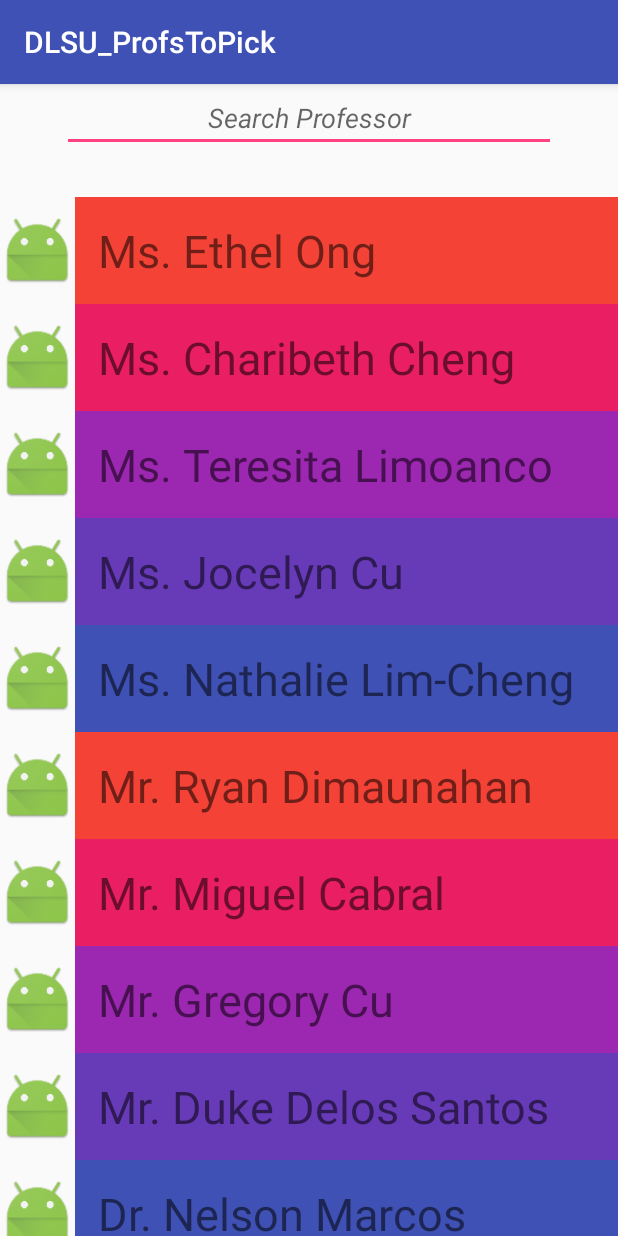
After one commit to harveylallave/MOBAPDE, an Android app: the HomePage screen opened directly, with no data from a screen before it, on a phone screen of 412 x 824 dp. The commit adds this screen. Run offline under Robolectric (Android 15) with nearby library versions, the phone set to English and light mode, and no system bars.

Commit message:
RecyclerView + homepage
next time ko na ayusin repo, daming unnecessary shits haha, antok na ko sobra lol

```diff
--- a/app/build.gradle
+++ b/app/build.gradle
@@ -20,11 +20,12 @@ android {
 }
 
 dependencies {
-    compile fileTree(dir: 'libs', include: ['*.jar'])
+    compile fileTree(include: ['*.jar'], dir: 'libs')
     androidTestCompile('com.android.support.test.espresso:espresso-core:2.2.2', {
         exclude group: 'com.android.support', module: 'support-annotations'
     })
     compile 'com.android.support:appcompat-v7:26.+'
     compile 'com.android.support.constraint:constraint-layout:1.0.2'
     testCompile 'junit:junit:4.12'
+    compile 'com.jakewharton.rxbinding2:rxbinding-recyclerview-v7:2.0.0'
 }
--- a/app/src/main/AndroidManifest.xml
+++ b/app/src/main/AndroidManifest.xml
@@ -16,6 +16,7 @@
                 <category android:name="android.intent.category.LAUNCHER" />
             </intent-filter>
         </activity>
+        <activity android:name=".HomePage"></activity>
     </application>
 
 </manifest>
--- /dev/null
+++ b/app/src/main/java/valdez/lallave/dagdag/dlsu_profstopick/HomePage.java
@@ -0,0 +1,61 @@
+package valdez.lallave.dagdag.dlsu_profstopick;
+
+import android.content.res.Configuration;
+import android.support.constraint.solver.ArrayLinkedVariables;
+import android.support.v7.app.AppCompatActivity;
+import android.os.Bundle;
+import android.support.v7.widget.LinearLayoutManager;
+import android.support.v7.widget.RecyclerView;
+import android.support.v7.widget.StaggeredGridLayoutManager;
+import android.widget.Toast;
+
+import java.util.ArrayList;
+
+public class HomePage extends AppCompatActivity {
+
+    RecyclerView rvTeachers;
+
+    @Override
+    protected void onCreate(Bundle savedInstanceState) {
+        super.onCreate(savedInstanceState);
+        setContentView(R.layout.home_page);
+
+        rvTeachers = (RecyclerView) findViewById(R.id.rv_teachers);
+        RecyclerView recyclerView = new RecyclerView(getBaseContext());
+
+        ArrayList<Teacher> teachers = new ArrayList<>();
+        teachers.add(new Teacher("Ms. Ethel Ong", R.mipmap.ic_launcher));
+        teachers.add(new Teacher("Ms. Charibeth Cheng", R.mipmap.ic_launcher));
+        teachers.add(new Teacher("Ms. Teresita Limoanco", R.mipmap.ic_launcher));
+        teachers.add(new Teacher("Ms. Jocelyn Cu", R.mipmap.ic_launcher));
+        teachers.add(new Teacher("Ms. Nathalie Lim-Cheng", R.mipmap.ic_launcher));
+        teachers.add(new Teacher("Mr. Ryan Dimaunahan", R.mipmap.ic_launcher));
+        teachers.add(new Teacher("Mr. Miguel Cabral", R.mipmap.ic_launcher));
+        teachers.add(new Teacher("Mr. Gregory Cu", R.mipmap.ic_launcher));
+        teachers.add(new Teacher("Mr. Duke Delos Santos", R.mipmap.ic_launcher));
+        teachers.add(new Teacher("Dr. Nelson Marcos", R.mipmap.ic_launcher));
+        teachers.add(new Teacher("Dr. Conrado Ruiz, Jr", R.mipmap.ic_launcher));
+        teachers.add(new Teacher("Dr. Rafael Cabredo", R.mipmap.ic_launcher));
+        teachers.add(new Teacher("Dr. Remedios Bulos", R.mipmap.ic_launcher));
+        teachers.add(new Teacher("Dr. Florante Salvador", R.mipmap.ic_launcher));
+
+
+        TeacherAdapter ta = new TeacherAdapter(teachers);
+
+        // Dynamic onClickListener
+        ta.setOnItemClickListener(new TeacherAdapter.OnItemClickListener() {
+            @Override
+            public void onItemClick(Teacher t) {
+                // When item in RV is clicked, code here
+                Toast.makeText(getBaseContext(), t.getName() , Toast.LENGTH_SHORT).show();
+            }
+        });
+
+        rvTeachers.setAdapter(ta);
+        rvTeachers.setLayoutManager(new LinearLayoutManager(getBaseContext(), LinearLayoutManager.VERTICAL, false));
+
+
+    }
+
+
+}
--- a/app/src/main/java/valdez/lallave/dagdag/dlsu_profstopick/MainActivity.java
+++ b/app/src/main/java/valdez/lallave/dagdag/dlsu_profstopick/MainActivity.java
@@ -1,7 +1,11 @@
 package valdez.lallave.dagdag.dlsu_profstopick;
 
+import android.content.Intent;
 import android.support.v7.app.AppCompatActivity;
 import android.os.Bundle;
+import android.view.View;
+import android.widget.Button;
+import valdez.lallave.dagdag.dlsu_profstopick.HomePage;
 
 public class MainActivity extends AppCompatActivity {
 
@@ -9,5 +13,21 @@ public class MainActivity extends AppCompatActivity {
     protected void onCreate(Bundle savedInstanceState) {
         super.onCreate(savedInstanceState);
         setContentView(R.layout.activity_main);
+
+        Button loginButton = (Button) findViewById(R.id.loginB);
+
+        loginButton.setOnClickListener(new View.OnClickListener() {
+            @Override
+            public void onClick(View view) {
+                // TODO Login backend
+
+                Intent i = new Intent();        // Intent = opening new Activity
+
+//                i.putExtra("passed", nameText.getText());
+                i.setClass(getBaseContext(), HomePage.class);
+
+                startActivityForResult(i, 0);
+            }
+        });
     }
 }
--- /dev/null
+++ b/app/src/main/java/valdez/lallave/dagdag/dlsu_profstopick/Teacher.java
@@ -0,0 +1,27 @@
+package valdez.lallave.dagdag.dlsu_profstopick;
+
+public class Teacher {
+    private String name;
+    private int icon;
+
+    public Teacher(String name, int icon){
+        this.name = name;
+        this.icon = icon;
+    }
+
+    public String getName() {
+        return name;
+    }
+
+    public void setName(String name) {
+        this.name = name;
+    }
+
+    public int getIcon() {
+        return icon;
+    }
+
+    public void setIcon(int icon) {
+        this.icon = icon;
+    }
+}
--- /dev/null
+++ b/app/src/main/java/valdez/lallave/dagdag/dlsu_profstopick/TeacherAdapter.java
@@ -0,0 +1,91 @@
+package valdez.lallave.dagdag.dlsu_profstopick;
+
+import android.graphics.BitmapFactory;
+import android.graphics.Color;
+import android.support.v7.widget.RecyclerView;
+import android.view.LayoutInflater;
+import android.view.View;
+import android.view.ViewGroup;
+import android.widget.AdapterView;
+import android.widget.ImageView;
+import android.widget.TextView;
+import android.widget.Toast;
+
+import java.util.ArrayList;
+
+/**
+ * Created by G301 on 05/10/2017.
+ */
+
+public class TeacherAdapter
+        extends RecyclerView.Adapter<TeacherAdapter.TeacherViewHolder> {
+
+    ArrayList<Teacher> teachers;
+
+    public TeacherAdapter(ArrayList<Teacher> teachers) {
+        this.teachers = teachers;
+    }
+
+    @Override
+    public TeacherViewHolder onCreateViewHolder(ViewGroup parent, int viewType) {
+        // TODO duplicate template item_teacher into the RV
+        View v = LayoutInflater.from(parent.getContext()).inflate(R.layout.item_teacher, parent, false);
+        return new TeacherViewHolder(v);
+    }
+
+    @Override // Adding data to the template
+    public void onBindViewHolder(final TeacherViewHolder holder, int position) {
+
+        // tvTeacher's text must be set to the data at this position
+        final Teacher currentTeacher = teachers.get(position);
+        holder.tvTeacher.setText(currentTeacher.getName());
+        holder.ivTeacher.setImageResource(currentTeacher.getIcon());
+
+//         User input photo
+//        holder.ivTeacher.setImageBitmap(BitmapFactory.something);
+
+        // itemView == inflated whole linear layout (per person)
+        holder.itemView.setTag(currentTeacher);
+        holder.itemView.setOnClickListener(new View.OnClickListener() {
+            @Override
+            public void onClick(View view) {
+                onItemClickListener.onItemClick((Teacher)view.getTag());
+            }
+        });
+
+        // Different bg color
+        String[] colors = {"#F44336", "#E91E63", "#9C27B0", "#673AB7", "#3f51B5"};
+        holder.tvTeacher.setBackgroundColor(Color.parseColor(colors[position % colors.length]));
+    }
+
+    @Override
+    public int getItemCount() {
+        return teachers.size();
+    }
+
+
+    public class TeacherViewHolder extends RecyclerView.ViewHolder{
+
+        TextView tvTeacher;
+        ImageView ivTeacher;
+
+        public TeacherViewHolder(View itemView) {
+            super(itemView);
+            // What is itemview?? itemview = inflated item_teacher
+            tvTeacher = itemView.findViewById(R.id.tv_teacher);
+            ivTeacher = itemView.findViewById(R.id.iv_teacher);
+
+
+        }
+    }
+
+    public interface OnItemClickListener{
+        public void onItemClick(Teacher t);
+    }
+
+    private OnItemClickListener onItemClickListener;
+
+    public void setOnItemClickListener(OnItemClickListener onItemClickListener){
+        this.onItemClickListener = onItemClickListener;
+    }
+}
--- a/app/src/main/res/layout/activity_main.xml
+++ b/app/src/main/res/layout/activity_main.xml
@@ -8,18 +8,31 @@
     android:gravity="center"
     android:orientation="vertical">
 
-    <TextView
+    <LinearLayout
         android:layout_width="wrap_content"
         android:layout_height="wrap_content"
         android:layout_weight="3"
-        android:text="DLSU\nProfs\nTo\nPick"
-        android:textSize="30sp"
-        android:textStyle="bold"
         android:layout_marginTop="10dp"
-        android:layout_marginBottom="30dp"
-        android:textColor="#0f0f0f"
-        android:gravity="center_vertical"
-        />
+        android:layout_marginBottom="30dp">
+
+        <ImageView
+            android:layout_width="100dp"
+            android:layout_height="100dp"
+            android:rotation="-40"
+            android:layout_gravity="center"
+            android:layout_marginRight="25dp"
+            android:src="@mipmap/ic_launcher_round"
+            />
+        <TextView
+            android:layout_width="wrap_content"
+            android:layout_height="wrap_content"
+            android:text="DLSU\nProfs\nTo\nPick"
+            android:textSize="30sp"
+            android:textStyle="bold"
+            android:textColor="#0f0f0f"
+            android:layout_gravity="center"
+            />
+    </LinearLayout>
 
     <LinearLayout
         android:layout_width="match_parent"
@@ -64,7 +77,7 @@
             android:layout_marginBottom="10dp"
             android:gravity="center"
             android:textColor="#fffafa"
-            android:background="#1f1f1f"
+            android:background="#0d7f59"
             />
 
 
@@ -81,7 +94,6 @@
                 android:id="@+id/createAccTV"
                 android:gravity="center"
                 android:textColor="#006f4a"
-                android:onClick="android:textColor='#0000'"
                 /><!--TODO ^ not sure -->
 
 
--- /dev/null
+++ b/app/src/main/res/layout/home_page.xml
@@ -0,0 +1,87 @@
+<?xml version="1.0" encoding="utf-8"?>
+<LinearLayout xmlns:android="http://schemas.android.com/apk/res/android"
+    xmlns:app="http://schemas.android.com/apk/res-auto"
+    xmlns:tools="http://schemas.android.com/tools"
+    android:layout_width="match_parent"
+    android:layout_height="match_parent"
+    android:orientation="vertical">
+
+
+    <!-- The navigation drawer -->
+    <!-- MENU  http://codetheory.in/android-navigation-drawer/-->
+<!--    <RelativeLayout
+        android:layout_width="280dp"
+        android:layout_height="match_parent"
+        android:id="@+id/drawerPane"
+        android:layout_gravity="start">
+
+        &lt;!&ndash; Profile Box &ndash;&gt;
+
+        <RelativeLayout
+            android:id="@+id/profileBox"
+            android:layout_width="match_parent"
+            android:layout_height="100dp"
+            android:background="@color/material_blue_grey_800"
+            android:padding="8dp" >
+
+            <ImageView
+                android:id="@+id/avatar"
+                android:layout_width="50dp"
+                android:layout_height="50dp"
+                android:src="@mipmap/ic_launcher"
+                android:layout_marginTop="15dp" />
+
+            <LinearLayout
+                android:layout_width="wrap_content"
+                android:layout_height="42dp"
+                android:layout_centerVertical="true"
+                android:layout_marginLeft="15dp"
+                android:layout_toRightOf="@+id/avatar"
+                android:orientation="vertical" >
+
+                <TextView
+                    android:id="@+id/userName"
+                    android:layout_width="wrap_content"
+                    android:layout_height="wrap_content"
+                    android:text="Rishabh"
+                    android:textColor="#fff"
+                    android:textSize="16sp"
+                    android:textStyle="bold" />
+
+                <TextView
+                    android:id="@+id/desc"
+                    android:layout_width="wrap_content"
+                    android:layout_height="wrap_content"
+                    android:layout_gravity="bottom"
+                    android:layout_marginTop="4dp"
+                    android:text="View Profile"
+                    android:textColor="#fff"
+                    android:textSize="12sp" />
+            </LinearLayout>
+        </RelativeLayout>
+    </RelativeLayout>-->
+
+    <LinearLayout
+        android:layout_width="match_parent"
+        android:layout_height="wrap_content"
+        android:weightSum="1"
+        android:gravity="center">
+        <EditText
+            android:layout_width="0dp"
+            android:layout_height="wrap_content"
+            android:layout_weight="0.80"
+            android:textAlignment="center"
+            android:hint="Search Professor"
+            android:textStyle="italic"
+            android:layout_gravity="center"/>
+    </LinearLayout>
+
+    <android.support.v7.widget.RecyclerView
+        android:layout_width="match_parent"
+        android:layout_height="match_parent"
+        android:id="@+id/rv_teachers"
+        android:layout_marginTop="30dp"/>
+
+
+
+</LinearLayout>
--- /dev/null
+++ b/app/src/main/res/layout/item_teacher.xml
@@ -0,0 +1,21 @@
+<?xml version="1.0" encoding="utf-8"?>
+<LinearLayout xmlns:android="http://schemas.android.com/apk/res/android"
+    android:layout_width="match_parent"
+    android:layout_height="wrap_content">
+
+    <ImageView
+        android:layout_width="50dp"
+        android:layout_height="50dp"
+        android:src="@mipmap/ic_launcher"
+        android:layout_gravity="center"
+        android:id="@+id/iv_teacher"/>
+
+    <TextView
+        android:layout_width="match_parent"
+        android:layout_height="wrap_content"
+        android:id="@+id/tv_teacher"
+        android:textSize="30sp"
+        android:padding="15dp"
+        android:text="Name"
+        />
+</LinearLayout>
```
Also changed, not shown: app/gradle/wrapper/gradle-wrapper.properties (added), 4 other files.
